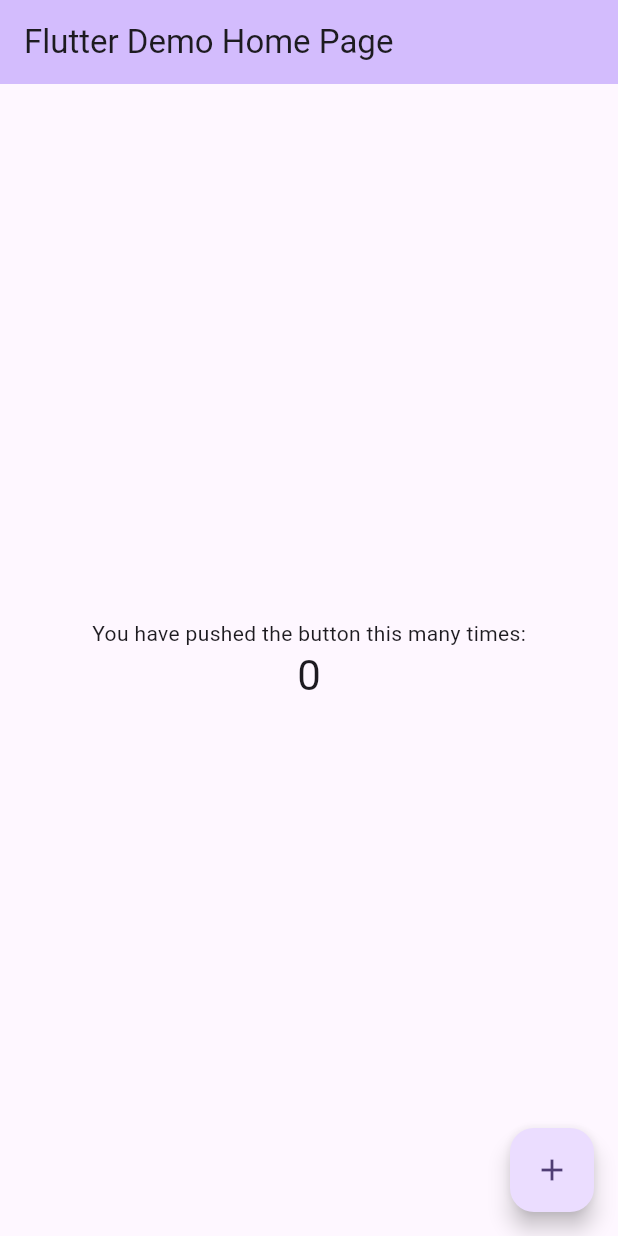
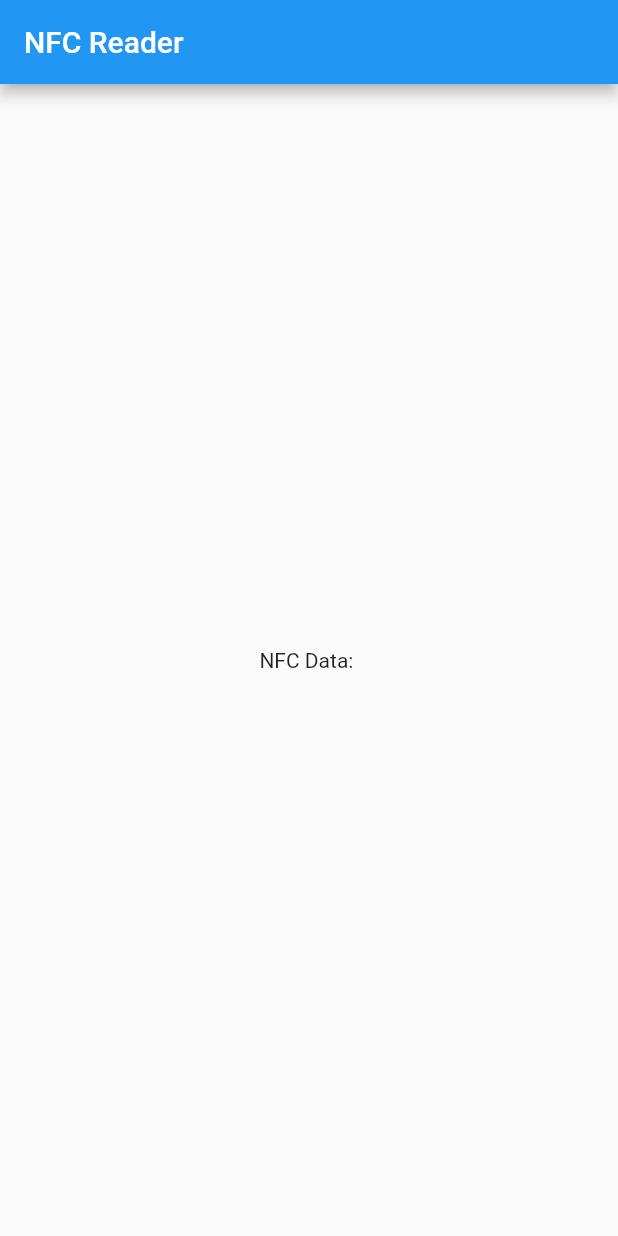
Before and after one commit to MoralCode/IDCheckin, a Flutter app: the screen it shows after launch, on a phone screen of 412 x 824 dp. Run offline on Flutter 3.47's test engine with Material 2 defaults, Android fonts, the light colour scheme and no system bars; missing offline and left inert: flutter_nfc_kit.

Commit message:
chatGPT native app

```diff
--- a/app/lib/main.dart
+++ b/app/lib/main.dart
@@ -1,125 +1,85 @@
 import 'package:flutter/material.dart';
+import 'package:flutter_nfc_kit/flutter_nfc_kit.dart';
+import 'package:http/http.dart' as http;
 
 void main() {
-  runApp(const MyApp());
+  runApp(MyApp());
 }
 
 class MyApp extends StatelessWidget {
-  const MyApp({super.key});
-
-  // This widget is the root of your application.
   @override
   Widget build(BuildContext context) {
     return MaterialApp(
-      title: 'Flutter Demo',
-      theme: ThemeData(
-        // This is the theme of your application.
-        //
-        // TRY THIS: Try running your application with "flutter run". You'll see
-        // the application has a blue toolbar. Then, without quitting the app,
-        // try changing the seedColor in the colorScheme below to Colors.green
-        // and then invoke "hot reload" (save your changes or press the "hot
-        // reload" button in a Flutter-supported IDE, or press "r" if you used
-        // the command line to start the app).
-        //
-        // Notice that the counter didn't reset back to zero; the application
-        // state is not lost during the reload. To reset the state, use hot
-        // restart instead.
-        //
-        // This works for code too, not just values: Most code changes can be
-        // tested with just a hot reload.
-        colorScheme: ColorScheme.fromSeed(seedColor: Colors.deepPurple),
-        useMaterial3: true,
-      ),
-      home: const MyHomePage(title: 'Flutter Demo Home Page'),
+      home: MyHomePage(),
     );
   }
 }
 
 class MyHomePage extends StatefulWidget {
-  const MyHomePage({super.key, required this.title});
-
-  // This widget is the home page of your application. It is stateful, meaning
-  // that it has a State object (defined below) that contains fields that affect
-  // how it looks.
-
-  // This class is the configuration for the state. It holds the values (in this
-  // case the title) provided by the parent (in this case the App widget) and
-  // used by the build method of the State. Fields in a Widget subclass are
-  // always marked "final".
-
-  final String title;
-
   @override
-  State<MyHomePage> createState() => _MyHomePageState();
+  _MyHomePageState createState() => _MyHomePageState();
 }
 
 class _MyHomePageState extends State<MyHomePage> {
-  int _counter = 0;
+  String nfcData = '';
 
-  void _incrementCounter() {
-    setState(() {
-      // This call to setState tells the Flutter framework that something has
-      // changed in this State, which causes it to rerun the build method below
-      // so that the display can reflect the updated values. If we changed
-      // _counter without calling setState(), then the build method would not be
-      // called again, and so nothing would appear to happen.
-      _counter++;
+  @override
+  void initState() {
+    super.initState();
+    initNFC();
+  }
+
+  Future<void> initNFC() async {
+    FlutterNfcKit.onNfcError().listen((error) {
+      print('NFC Error: $error');
     });
+
+    FlutterNfcKit.onNdef().listen((NdefMessage message) {
+      final record = message.records.first;
+      setState(() {
+        nfcData = String.fromCharCodes(record.payload);
+      });
+
+      sendDataToServer(nfcData);
+    });
+
+    await FlutterNfcKit.start();
+  }
+
+  Future<void> sendDataToServer(String data) async {
+    final url = 'http://129.21.133.128:8080/send';
+    final response = await http.post(
+      Uri.parse(url),
+      body: {'nfcData': data},
+    );
+
+    if (response.statusCode == 200) {
+      print('Data sent to server successfully');
+    } else {
+      print('Failed to send data to server. Status code: ${response.statusCode}');
+    }
   }
 
   @override
   Widget build(BuildContext context) {
-    // This method is rerun every time setState is called, for instance as done
-    // by the _incrementCounter method above.
-    //
-    // The Flutter framework has been optimized to make rerunning build methods
-    // fast, so that you can just rebuild anything that needs updating rather
-    // than having to individually change instances of widgets.
     return Scaffold(
       appBar: AppBar(
-        // TRY THIS: Try changing the color here to a specific color (to
-        // Colors.amber, perhaps?) and trigger a hot reload to see the AppBar
-        // change color while the other colors stay the same.
-        backgroundColor: Theme.of(context).colorScheme.inversePrimary,
-        // Here we take the value from the MyHomePage object that was created by
-        // the App.build method, and use it to set our appbar title.
-        title: Text(widget.title),
+        title: Text('NFC Reader'),
       ),
       body: Center(
-        // Center is a layout widget. It takes a single child and positions it
-        // in the middle of the parent.
         child: Column(
-          // Column is also a layout widget. It takes a list of children and
-          // arranges them vertically. By default, it sizes itself to fit its
-          // children horizontally, and tries to be as tall as its parent.
-          //
-          // Column has various properties to control how it sizes itself and
-          // how it positions its children. Here we use mainAxisAlignment to
-          // center the children vertically; the main axis here is the vertical
-          // axis because Columns are vertical (the cross axis would be
-          // horizontal).
-          //
-          // TRY THIS: Invoke "debug painting" (choose the "Toggle Debug Paint"
-          // action in the IDE, or press "p" in the console), to see the
-          // wireframe for each widget.
           mainAxisAlignment: MainAxisAlignment.center,
-          children: <Widget>[
-            const Text(
-              'You have pushed the button this many times:',
-            ),
-            Text(
-              '$_counter',
-              style: Theme.of(context).textTheme.headlineMedium,
-            ),
+          children: [
+            Text('NFC Data: $nfcData'),
           ],
         ),
       ),
-      floatingActionButton: FloatingActionButton(
-        onPressed: _incrementCounter,
-        tooltip: 'Increment',
-        child: const Icon(Icons.add),
-      ), // This trailing comma makes auto-formatting nicer for build methods.
     );
   }
+
+  @override
+  void dispose() {
+    FlutterNfcKit.stop();
+    super.dispose();
+  }
 }
--- a/app/pubspec.yaml
+++ b/app/pubspec.yaml
@@ -30,6 +30,8 @@ environment:
 dependencies:
   flutter:
     sdk: flutter
+  flutter_nfc_kit: ^1.1.1
+  http: ^0.13.3
 
 
   # The following adds the Cupertino Icons font to your application.
```
